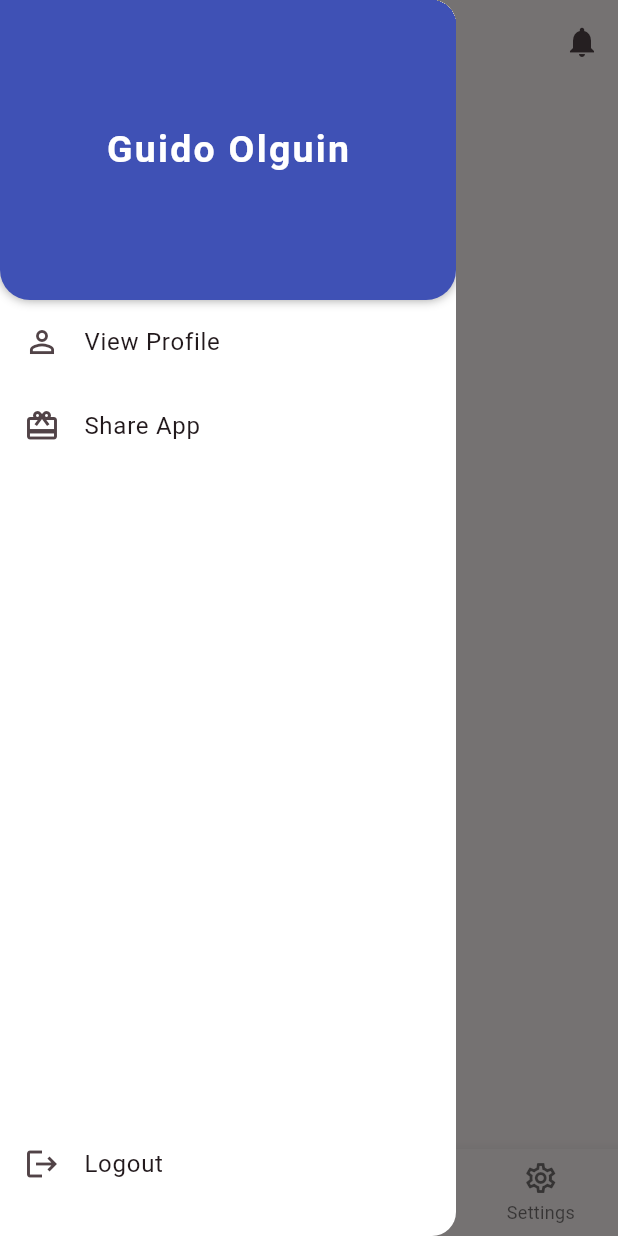
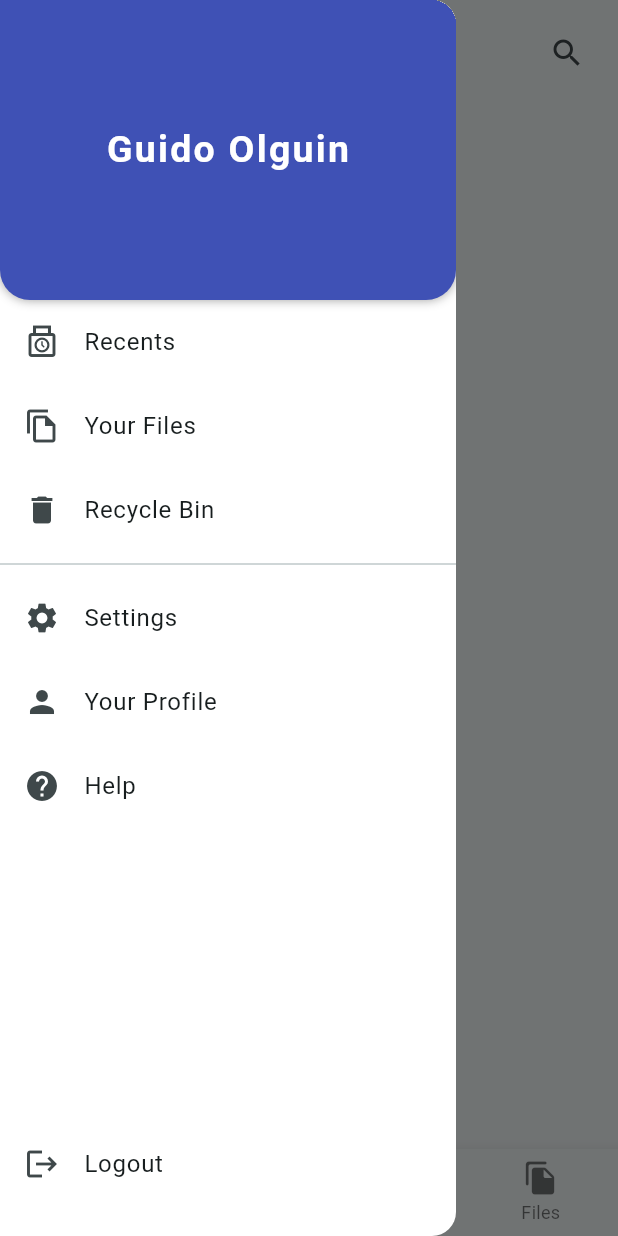
Before and after one commit to Guidotss/drive-mobile, a Flutter app: the screen it shows after launch, with the side drawer open, on a phone screen of 412 x 824 dp. Run offline on Flutter 3.47's test engine with Material 3 defaults, Android fonts, the phone set to English and light mode, and no system bars; our stand-ins replace flutter_riverpod, go_router; Roboto replaces fonts that are missing (Nunito Sans).

Commit message:
feat: Update UI for custom drawer and bottom navigation
The code changes include updating the UI for the custom drawer and bottom navigation. This commit improves the appearance and functionality of the drawer and bottom navigation by adding icons and labels for each item.

```diff
--- a/lib/config/theme/app_theme.dart
+++ b/lib/config/theme/app_theme.dart
@@ -3,7 +3,7 @@ import 'package:flutter/material.dart';
 class AppTheme {
   ThemeData getTheme() => ThemeData(
     useMaterial3: true,
-    colorSchemeSeed: const Color(0xFF000000),
+    colorSchemeSeed: const Color(0xFF1A1A1A),
     fontFamily: "Nunito Sans",
   );
 }
--- a/lib/presentation/screens/home_screen.dart
+++ b/lib/presentation/screens/home_screen.dart
@@ -9,16 +9,18 @@ class HomeScreen extends ConsumerWidget {
 
   @override
   Widget build(BuildContext context, WidgetRef ref) {
-     final GlobalKey<ScaffoldState> scaffoldKey = ref.watch(drawerKeyProvider);
+    final GlobalKey<ScaffoldState> scaffoldKey = ref.watch(drawerKeyProvider);
 
     return Scaffold(
         key: scaffoldKey,
         appBar: const PreferredSize(
-          preferredSize: Size.fromHeight(60),
-          child: CustomAppBar(),
+          preferredSize: Size.fromHeight(70),
+          child: Padding(
+            padding: EdgeInsets.all(10.0),
+            child: CustomAppBar(),
+          ),
         ),
         drawer: const CustomDrawer(),
-
         body: Center(
           child: ElevatedButton(
             onPressed: () {
@@ -27,7 +29,6 @@ class HomeScreen extends ConsumerWidget {
             child: const Text("Go to the next screen"),
           ),
         ),
-        bottomNavigationBar: const CustomBottomNavigation()
-      );
+        bottomNavigationBar: const CustomBottomNavigation());
   }
 }
--- a/lib/presentation/widgets/shared/custom_app_bar.dart
+++ b/lib/presentation/widgets/shared/custom_app_bar.dart
@@ -15,23 +15,107 @@ class CustomAppBar extends ConsumerWidget {
     }
 
     return AppBar(
-      leading: IconButton(
-        icon: const Icon(Icons.menu),
-        onPressed: openDrawer,
-      ),
-      title: const Center(
-        child: Text("Dashboard",
-            style: TextStyle(
-                fontSize: 20, fontWeight: FontWeight.w500, letterSpacing: 0.2)),
-      ),
+      title: const Text('Search...',
+          style: TextStyle(color: Colors.grey, fontSize: 20)),
       actions: [
         IconButton(
-          icon: const Icon(Icons.notifications),
+          icon: const Icon(Icons.search),
           onPressed: () {
-            // Open the notifications
+            showSearch(
+              context: context,
+              delegate: CustomSearchDelegate(),
+            );
           },
-        )
+        ),
       ],
     );
   }
 }
+
+class CustomSearchDelegate extends SearchDelegate {
+  final List<String> data = [
+    "Flutter",
+    "Dart",
+    "React",
+    "Angular",
+    "Vue",
+    "Svelte",
+    "JavaScript",
+    "TypeScript",
+    "Python",
+    "Java",
+    "Kotlin",
+    "Swift",
+    "Objective-C",
+    "C#",
+    "C++",
+    "PHP",
+    "Ruby",
+    "Go",
+    "Rust",
+  ];
+
+  @override
+  List<Widget> buildActions(BuildContext context) {
+    return [
+      IconButton(
+        icon: Icon(Icons.clear),
+        onPressed: () {
+          query = '';
+        },
+      ),
+    ];
+  }
+
+  @override
+  Widget buildLeading(BuildContext context) {
+    return IconButton(
+      icon: Icon(Icons.arrow_back),
+      onPressed: () {
+        close(context, null);
+      },
+    );
+  }
+
+  @override
+  Widget buildResults(BuildContext context) {
+    final List<String> results = data
+        .where((element) => element.toLowerCase().contains(query.toLowerCase()))
+        .toList();
+
+    return ListView.builder(
+      itemCount: results.length,
+      itemBuilder: (context, index) {
+        return ListTile(
+          title: Text(results[index]),
+          onTap: () {
+            close(context, results[index]);
+          },
+        );
+      },
+    );
+  }
+
+  @override
+  Widget buildSuggestions(BuildContext context) {
+    final List<String> suggestions = query.isEmpty
+        ? data
+        : data
+            .where((element) =>
+                element.toLowerCase().contains(query.toLowerCase()))
+            .toList();
+
+    return ListView.builder(
+      itemCount: suggestions.length,
+      itemBuilder: (context, index) {
+        return ListTile(
+          title: Text(suggestions[index]),
+          onTap: () {
+            query = suggestions[index];
+            showResults(context);
+          },
+        );
+      },
+    );
+  }
+}
--- a/lib/presentation/widgets/shared/custom_bottom_navigation.dart
+++ b/lib/presentation/widgets/shared/custom_bottom_navigation.dart
@@ -7,14 +7,13 @@ class CustomBottomNavigation extends StatelessWidget {
   Widget build(BuildContext context) {
     return BottomNavigationBar(
       items: const [
+        BottomNavigationBarItem(icon: Icon(Icons.home_outlined), label: "Home"),
         BottomNavigationBarItem(
-              icon: Icon(Icons.widgets_outlined), label: "Home"),
+            icon: Icon(Icons.star_border_outlined), label: "Favorites"),
         BottomNavigationBarItem(
-              icon: Icon(Icons.list_alt_outlined), label: "Expenses"),
+            icon: Icon(Icons.share_outlined), label: "Shared"),
         BottomNavigationBarItem(
-              icon: Icon(Icons.credit_card_outlined), label: "Incomes"),
-          BottomNavigationBarItem(
-              icon: Icon(Icons.settings_outlined), label: "Settings")
+            icon: Icon(Icons.file_copy_rounded), label: "Files"),
       ],
       type: BottomNavigationBarType.fixed,
     );
--- a/lib/presentation/widgets/shared/custom_drawer.dart
+++ b/lib/presentation/widgets/shared/custom_drawer.dart
@@ -42,15 +42,34 @@ class CustomDrawer extends StatelessWidget {
               padding: EdgeInsets.zero,
               children: [
                 ListTile(
-                  leading: const Icon(Icons.person_outline),
-                  title: const Text('View Profile'),
-                  onTap: () {
-                    // Add your logic here
-                  },
+                  leading: const Icon(Icons.punch_clock_outlined),
+                  title: const Text('Recents'),
+                  onTap: () {},
                 ),
                 ListTile(
-                  leading: const Icon(Icons.card_giftcard_outlined),
-                  title: const Text('Share App'),
+                  leading: const Icon(Icons.file_copy_outlined),
+                  title: const Text('Your Files'),
+                  onTap: () {},
+                ),
+                ListTile(
+                  title: const Text("Recycle Bin"),
+                  leading: const Icon(Icons.delete),
+                  onTap: () {},
+                ),
+                const Divider(),
+                ListTile(
+                  leading: const Icon(Icons.settings),
+                  title: const Text('Settings'),
+                  onTap: () {},
+                ),
+                ListTile(
+                  leading: const Icon(Icons.person),
+                  title: const Text("Your Profile"),
+                  onTap: () {},
+                ),
+                ListTile(
+                  leading: const Icon(Icons.help),
+                  title: const Text('Help'),
                   onTap: () {},
                 ),
                 // Add more ListTiles if needed
```
Lines whose indentation alone changed are shown as unchanged.
